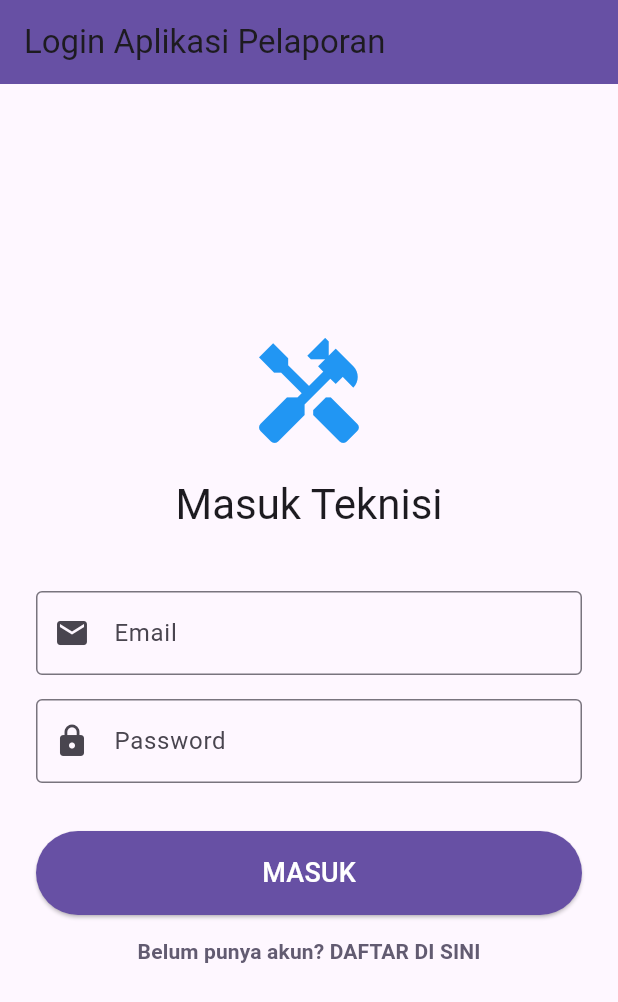
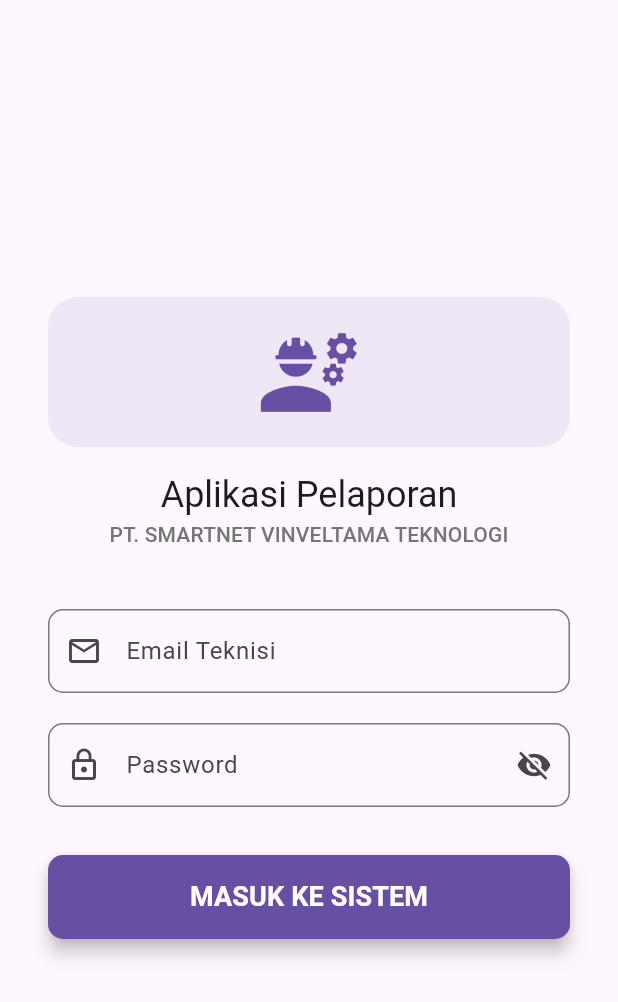
Before and after one commit to BangSaM0607/app_reporting_teknisi, a Flutter app: the screen it shows after launch, on a phone screen of 412 x 824 dp. Shown: the top 1002 px of the screen. Run offline on Flutter 3.47's test engine with Material 3 defaults, Android fonts, the phone set to English and light mode, and no system bars; our stand-ins replace supabase_flutter; accounts and stored records are empty.

Commit message:
Perbarui halaman login dengan validasi form dan tampilan yang lebih baik, termasuk pengaturan visibilitas password.

```diff
--- a/lib/screens/auth/layar_login.dart
+++ b/lib/screens/auth/layar_login.dart
@@ -8,10 +8,13 @@ class LayarLogin extends StatefulWidget {
 }
 
 class _LayarLoginState extends State<LayarLogin> {
-  // Controller untuk mengambil input dari user
+  // Key untuk validasi form
+  final _formKey = GlobalKey<FormState>();
+
   final TextEditingController _emailController = TextEditingController();
   final TextEditingController _passwordController = TextEditingController();
   bool _isLoading = false;
+  bool _passwordVisible = false; // Untuk menampilkan/menyembunyikan password
 
   @override
   void dispose() {
@@ -20,41 +23,30 @@ class _LayarLoginState extends State<LayarLogin> {
     super.dispose();
   }
 
-  // Fungsi yang akan memanggil Supabase SDK untuk otentikasi
   Future<void> _signIn() async {
+    // Validasi form sebelum memanggil API
+    if (!_formKey.currentState!.validate()) {
+      return;
+    }
+
     setState(() {
       _isLoading = true;
     });
 
     try {
       // -----------------------------------------------------
-      // HAPUS KOMENTAR INI SETELAH ANDA MENGHUBUNGKAN SUPABASE
+      // Logic Supabase signInWithPassword() ditempatkan di sini
       // -----------------------------------------------------
 
-      /*
-      final response = await Supabase.instance.client.auth.signInWithPassword(
-        email: _emailController.text.trim(),
-        password: _passwordController.text.trim(),
-      );
+      // Placeholder Simulasi Sukses:
+      await Future.delayed(const Duration(seconds: 2));
 
-      // Setelah berhasil login, Anda perlu:
-      // 1. Cek Role pengguna (teknisi/supervisor) dari tabel 'profiles'.
-      // 2. Arahkan ke Dashboard yang sesuai.
-
-      if (response.user != null) {
-        // Contoh Navigasi setelah login (Akan diganti dengan Cek Role)
-        Navigator.pushReplacementNamed(context, '/dashboard-teknisi');
-      }
-      */
-
-      // Placeholder: Simulasikan loading dan navigasi untuk UI testing
-      await Future.delayed(const Duration(seconds: 2));
+      // Setelah login sukses & cek role berhasil:
       Navigator.pushReplacementNamed(context, '/dashboard-teknisi');
     } catch (e) {
-      // Tampilkan error jika login gagal
       ScaffoldMessenger.of(context).showSnackBar(
-        SnackBar(
-          content: Text('Login Gagal. Pastikan email dan password benar.'),
+        const SnackBar(
+          content: Text('Login Gagal. Email atau password salah.'),
         ),
       );
     } finally {
@@ -66,64 +58,113 @@ class _LayarLoginState extends State<LayarLogin> {
 
   @override
   Widget build(BuildContext context) {
+    // Gunakan warna primary dari tema
+    final primaryColor = Theme.of(context).colorScheme.primary;
+
     return Scaffold(
-      appBar: AppBar(
-        title: const Text('Login Aplikasi Pelaporan'),
-        backgroundColor: Theme.of(context).colorScheme.primary,
-        elevation: 0,
-      ),
       body: Center(
         child: SingleChildScrollView(
-          padding: const EdgeInsets.all(24.0),
+          padding: const EdgeInsets.all(32.0),
+          child: Form(
+            key: _formKey,
             child: Column(
               mainAxisAlignment: MainAxisAlignment.center,
               crossAxisAlignment: CrossAxisAlignment.stretch,
               children: <Widget>[
                 // 1. Logo Perusahaan / Aplikasi
-              const Icon(
-                Icons.handyman,
-                size: 80,
-                color: Colors.blue, // Ganti dengan warna branding PT. SMARTNET
+                Container(
+                  padding: const EdgeInsets.all(15),
+                  decoration: BoxDecoration(
+                    color: primaryColor.withOpacity(0.1),
+                    borderRadius: BorderRadius.circular(20),
+                  ),
+                  child: Icon(
+                    Icons.engineering, // Ikon lebih profesional
+                    size: 70,
+                    color: primaryColor,
+                  ),
                 ),
                 const SizedBox(height: 16),
+
+                // Judul
                 Text(
-                'Masuk Teknisi',
+                  'Aplikasi Pelaporan',
                   textAlign: TextAlign.center,
-                style: Theme.of(context).textTheme.headlineMedium,
+                  style: Theme.of(context).textTheme.headlineSmall,
+                ),
+                Text(
+                  'PT. SMARTNET VINVELTAMA TEKNOLOGI',
+                  textAlign: TextAlign.center,
+                  style: Theme.of(
+                    context,
+                  ).textTheme.titleSmall?.copyWith(color: Colors.grey[600]),
                 ),
                 const SizedBox(height: 40),
 
                 // 2. Field Email
-              TextField(
+                TextFormField(
                   controller: _emailController,
                   keyboardType: TextInputType.emailAddress,
-                decoration: const InputDecoration(
-                  labelText: 'Email',
-                  border: OutlineInputBorder(),
-                  prefixIcon: Icon(Icons.email),
+                  decoration: InputDecoration(
+                    labelText: 'Email Teknisi',
+                    border: OutlineInputBorder(
+                      borderRadius: BorderRadius.circular(10),
+                    ),
+                    prefixIcon: const Icon(Icons.email_outlined),
+                  ),
+                  validator: (value) {
+                    if (value == null || value.isEmpty) {
+                      return 'Email wajib diisi';
+                    }
+                    return null;
+                  },
+                ),
+                const SizedBox(height: 20),
+
+                // 3. Field Password
+                TextFormField(
+                  controller: _passwordController,
+                  obscureText:
+                      !_passwordVisible, // Diatur oleh state _passwordVisible
+                  decoration: InputDecoration(
+                    labelText: 'Password',
+                    border: OutlineInputBorder(
+                      borderRadius: BorderRadius.circular(10),
+                    ),
+                    prefixIcon: const Icon(Icons.lock_outline),
+                    suffixIcon: IconButton(
+                      icon: Icon(
+                        _passwordVisible
+                            ? Icons.visibility
+                            : Icons.visibility_off,
+                      ),
+                      onPressed: () {
+                        setState(() {
+                          _passwordVisible = !_passwordVisible;
+                        });
+                      },
                     ),
                   ),
-              const SizedBox(height: 16),
-
-              // 3. Field Password
-              TextField(
-                controller: _passwordController,
-                obscureText: true,
-                decoration: const InputDecoration(
-                  labelText: 'Password',
-                  border: OutlineInputBorder(),
-                  prefixIcon: Icon(Icons.lock),
-                ),
+                  validator: (value) {
+                    if (value == null || value.isEmpty) {
+                      return 'Password wajib diisi';
+                    }
+                    return null;
+                  },
                 ),
                 const SizedBox(height: 32),
 
-              // 4. Tombol Login
+                // 4. Tombol Login (Dipercantik)
                 ElevatedButton(
                   onPressed: _isLoading ? null : _signIn,
                   style: ElevatedButton.styleFrom(
                     padding: const EdgeInsets.symmetric(vertical: 15),
-                  backgroundColor: Theme.of(context).colorScheme.primary,
+                    backgroundColor: primaryColor, // Warna primer yang kuat
                     foregroundColor: Colors.white,
+                    shape: RoundedRectangleBorder(
+                      borderRadius: BorderRadius.circular(10), // Sudut membulat
+                    ),
+                    elevation: 5,
                   ),
                   child: _isLoading
                       ? const SizedBox(
@@ -134,18 +175,10 @@ class _LayarLoginState extends State<LayarLogin> {
                             strokeWidth: 3,
                           ),
                         )
-                    : const Text('MASUK', style: TextStyle(fontSize: 18)),
-              ),
-              // 5. Tombol Daftar (Link ke halaman pendaftaran)
-              TextButton(
-                onPressed: () {
-                  // Navigasi ke Layar Pendaftaran
-                  Navigator.pushNamed(context, '/register');
-                },
-                child: Text(
-                  'Belum punya akun? DAFTAR DI SINI',
+                      : const Text(
+                          'MASUK KE SISTEM',
                           style: TextStyle(
-                    color: Theme.of(context).colorScheme.secondary,
+                            fontSize: 18,
                             fontWeight: FontWeight.bold,
                           ),
                         ),
@@ -154,6 +187,7 @@ class _LayarLoginState extends State<LayarLogin> {
             ),
           ),
         ),
+      ),
     );
   }
 }
```
Lines whose indentation alone changed are shown as unchanged.
